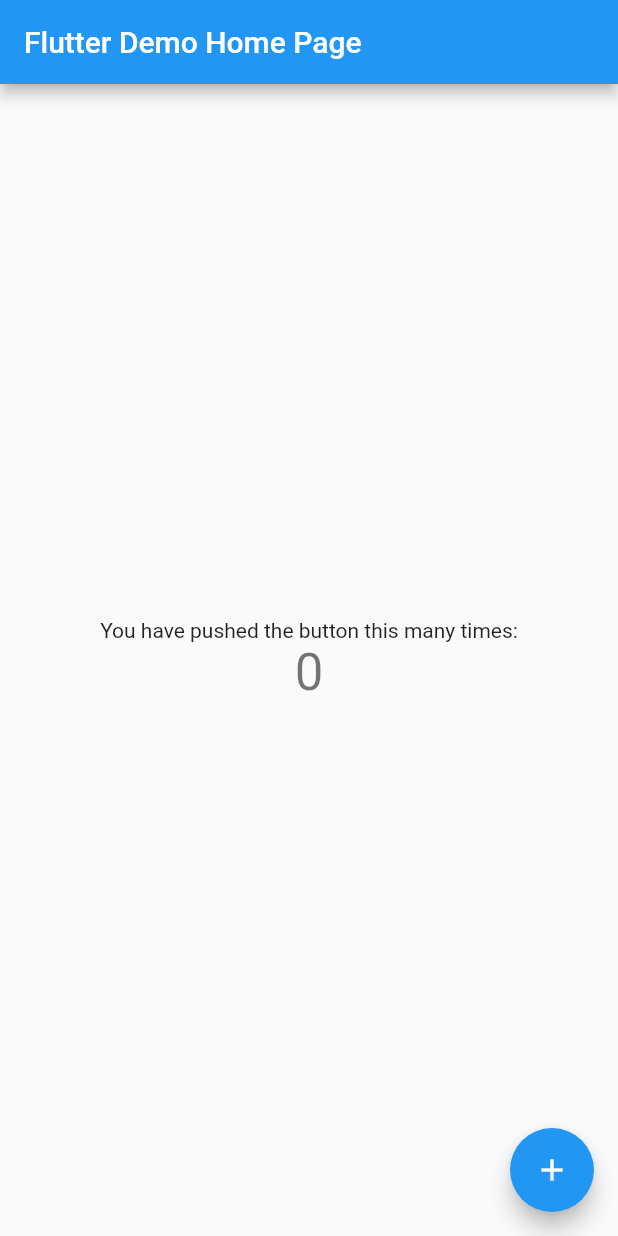
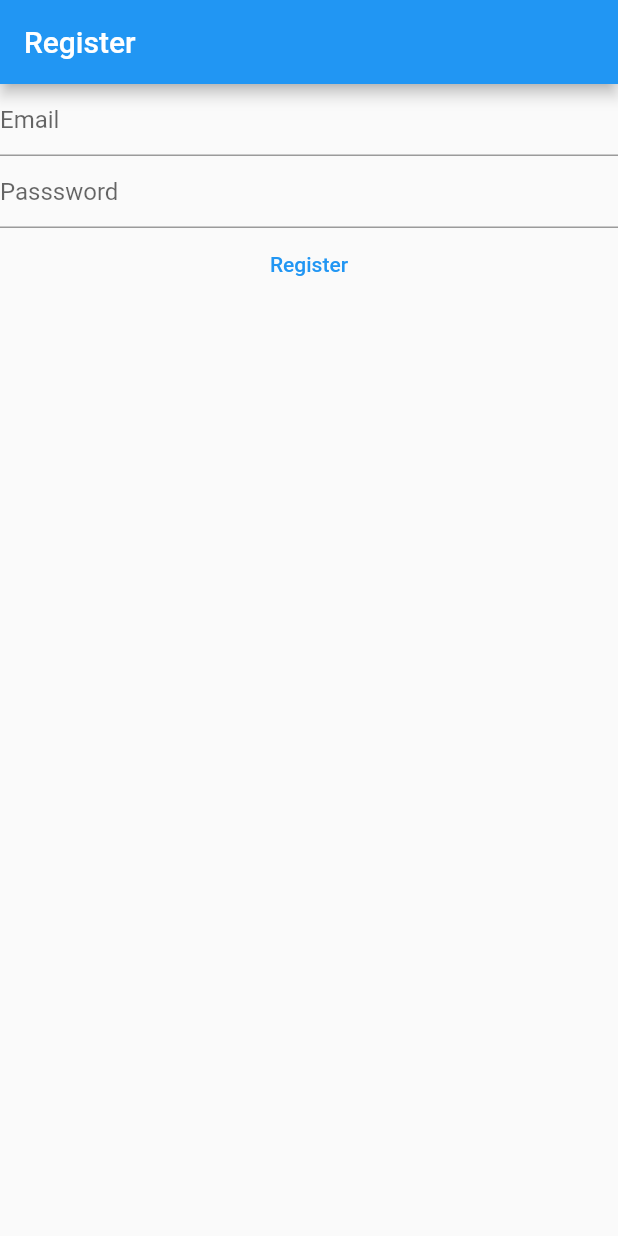
Before and after one commit to vaibhav0704/firebase-flutter, a Flutter app: the screen it shows after launch, on a phone screen of 412 x 824 dp. Run offline on Flutter 3.47's test engine with Material 2 defaults, Android fonts, the phone set to English and light mode, and no system bars; our stand-ins replace firebase_auth, firebase_core; accounts and stored records are empty.

```diff
--- a/lib/main.dart
+++ b/lib/main.dart
@@ -1,115 +1,90 @@
+import 'package:firebase_core/firebase_core.dart';
 import 'package:flutter/material.dart';
+import 'package:firebase_auth/firebase_auth.dart';
+import 'firebase_options.dart';
 
 void main() {
-  runApp(const MyApp());
+  WidgetsFlutterBinding.ensureInitialized();
+  runApp(MaterialApp(
+    title: 'Flutter Demo',
+    theme: ThemeData(
+      primarySwatch: Colors.blue,
+    ),
+    home: const HomePage(),
+  ));
 }
 
-class MyApp extends StatelessWidget {
-  const MyApp({Key? key}) : super(key: key);
+class HomePage extends StatefulWidget {
+  const HomePage({Key? key}) : super(key: key);
 
-  // This widget is the root of your application.
   @override
-  Widget build(BuildContext context) {
-    return MaterialApp(
-      title: 'Flutter Demo',
-      theme: ThemeData(
-        // This is the theme of your application.
-        //
-        // Try running your application with "flutter run". You'll see the
-        // application has a blue toolbar. Then, without quitting the app, try
-        // changing the primarySwatch below to Colors.green and then invoke
-        // "hot reload" (press "r" in the console where you ran "flutter run",
-        // or simply save your changes to "hot reload" in a Flutter IDE).
-        // Notice that the counter didn't reset back to zero; the application
-        // is not restarted.
-        primarySwatch: Colors.blue,
-      ),
-      home: const MyHomePage(title: 'Flutter Demo Home Page'),
-    );
-  }
+  State<HomePage> createState() => _HomePageState();
 }
 
-class MyHomePage extends StatefulWidget {
-  const MyHomePage({Key? key, required this.title}) : super(key: key);
-
-  // This widget is the home page of your application. It is stateful, meaning
-  // that it has a State object (defined below) that contains fields that affect
-  // how it looks.
-
-  // This class is the configuration for the state. It holds the values (in this
-  // case the title) provided by the parent (in this case the App widget) and
-  // used by the build method of the State. Fields in a Widget subclass are
-  // always marked "final".
-
-  final String title;
+class _HomePageState extends State<HomePage> {
+  late final TextEditingController _email;
+  late final TextEditingController _password;
 
   @override
-  State<MyHomePage> createState() => _MyHomePageState();
-}
+  void initState() {
+    _email = TextEditingController();
+    _password = TextEditingController();
 
-class _MyHomePageState extends State<MyHomePage> {
-  int _counter = 0;
+    super.initState();
+  }
 
-  void _incrementCounter() {
-    setState(() {
-      // This call to setState tells the Flutter framework that something has
-      // changed in this State, which causes it to rerun the build method below
-      // so that the display can reflect the updated values. If we changed
-      // _counter without calling setState(), then the build method would not be
-      // called again, and so nothing would appear to happen.
-      _counter++;
-    });
+  @override
+  void dispose() {
+    _email.dispose();
+    _password.dispose();
+    super.dispose();
   }
 
   @override
   Widget build(BuildContext context) {
-    // This method is rerun every time setState is called, for instance as done
-    // by the _incrementCounter method above.
-    //
-    // The Flutter framework has been optimized to make rerunning build methods
-    // fast, so that you can just rebuild anything that needs updating rather
-    // than having to individually change instances of widgets.
     return Scaffold(
-      appBar: AppBar(
-        // Here we take the value from the MyHomePage object that was created by
-        // the App.build method, and use it to set our appbar title.
-        title: Text(widget.title),
+      appBar: AppBar(title: const Text('Register')),
+      body: FutureBuilder(
+        future: Firebase.initializeApp(
+          options: DefaultFirebaseOptions.currentPlatform,
+        ),
+        builder: (context, snapshot) {
+          switch (snapshot.connectionState) {
+            case ConnectionState.done:
+              return Column(
+                children: [
+                  TextField(
+                      controller: _email,
+                      enableSuggestions: false,
+                      autocorrect: false,
+                      keyboardType: TextInputType.emailAddress,
+                      decoration: const InputDecoration(hintText: 'Email')),
+                  TextField(
+                      controller: _password,
+                      obscureText: true,
+                      enableSuggestions: false,
+                      autocorrect: false,
+                      decoration: const InputDecoration(hintText: 'Passsword')),
+                  TextButton(
+                      onPressed: () async {
+                        final email = _email.text;
+                        final password = _password.text;
+                        final userCredential = await FirebaseAuth.instance
+                            .createUserWithEmailAndPassword(
+                          email: email,
+                          password: password,
+                        );
+                        print(userCredential);
+                        // FirebaseAuth
+                      },
+                      child: const Text('Register')),
+                ],
+              );
+            default:
+              return const Text('Loading...');
+          }
+        },
       ),
-      body: Center(
-        // Center is a layout widget. It takes a single child and positions it
-        // in the middle of the parent.
-        child: Column(
-          // Column is also a layout widget. It takes a list of children and
-          // arranges them vertically. By default, it sizes itself to fit its
-          // children horizontally, and tries to be as tall as its parent.
-          //
-          // Invoke "debug painting" (press "p" in the console, choose the
-          // "Toggle Debug Paint" action from the Flutter Inspector in Android
-          // Studio, or the "Toggle Debug Paint" command in Visual Studio Code)
-          // to see the wireframe for each widget.
-          //
-          // Column has various properties to control how it sizes itself and
-          // how it positions its children. Here we use mainAxisAlignment to
-          // center the children vertically; the main axis here is the vertical
-          // axis because Columns are vertical (the cross axis would be
-          // horizontal).
-          mainAxisAlignment: MainAxisAlignment.center,
-          children: <Widget>[
-            const Text(
-              'You have pushed the button this many times:',
-            ),
-            Text(
-              '$_counter',
-              style: Theme.of(context).textTheme.headline4,
-            ),
-          ],
-        ),
-      ),
-      floatingActionButton: FloatingActionButton(
-        onPressed: _incrementCounter,
-        tooltip: 'Increment',
-        child: const Icon(Icons.add),
-      ), // This trailing comma makes auto-formatting nicer for build methods.
     );
   }
 }
```
Also changed, not shown: lib/firebase_options.dart (added), 4 other files.
